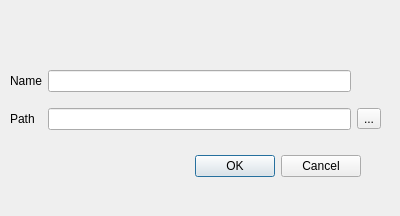
This is rosem/project.ui in fmi-basel/RosEM as Qt 5 draws it before an edit. The edited form follows.
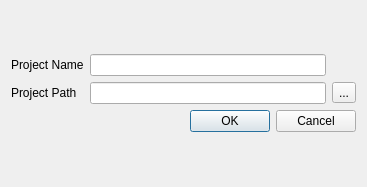
This is the edited form.

Patch:
```diff
--- a/rosem/project.ui
+++ b/rosem/project.ui
@@ -6,56 +6,22 @@
    <rect>
     <x>0</x>
     <y>0</y>
-    <width>400</width>
-    <height>216</height>
+    <width>367</width>
+    <height>187</height>
    </rect>
   </property>
   <property name="windowTitle">
    <string>Project</string>
   </property>
-  <widget class="QDialogButtonBox" name="buttonBox">
-   <property name="geometry">
-    <rect>
-     <x>20</x>
-     <y>150</y>
-     <width>341</width>
-     <height>32</height>
-    </rect>
-   </property>
-   <property name="orientation">
-    <enum>Qt::Horizontal</enum>
-   </property>
-   <property name="standardButtons">
-    <set>QDialogButtonBox::Cancel|QDialogButtonBox::Ok</set>
-   </property>
-  </widget>
-  <widget class="QWidget" name="gridLayoutWidget">
-   <property name="geometry">
-    <rect>
-     <x>10</x>
-     <y>60</y>
-     <width>371</width>
-     <height>80</height>
-    </rect>
-   </property>
+  <layout class="QVBoxLayout" name="verticalLayout_2">
+   <item>
+    <layout class="QVBoxLayout" name="verticalLayout">
+     <item>
    <layout class="QGridLayout" name="gridLayout">
     <item row="0" column="0">
      <widget class="QLabel" name="label">
       <property name="text">
-       <string>Name</string>
-      </property>
-     </widget>
-    </item>
-    <item row="1" column="1">
-     <widget class="QLineEdit" name="lei_project_path"/>
-    </item>
-    <item row="0" column="1">
-     <widget class="QLineEdit" name="lei_project_name"/>
-    </item>
-    <item row="1" column="0">
-     <widget class="QLabel" name="label_2">
-      <property name="text">
-       <string>Path</string>
+          <string>Project Name</string>
       </property>
      </widget>
     </item>
@@ -66,8 +32,34 @@
       </property>
      </widget>
     </item>
-   </layout>
-  </widget>
+       <item row="1" column="0">
+        <widget class="QLabel" name="label_2">
+         <property name="text">
+          <string>Project Path</string>
+         </property>
+        </widget>
+       </item>
+       <item row="0" column="1">
+        <widget class="QLineEdit" name="lei_project_name"/>
+       </item>
+       <item row="1" column="1">
+        <widget class="QLineEdit" name="lei_project_path"/>
+       </item>
+      </layout>
+     </item>
+     <item>
+      <widget class="QDialogButtonBox" name="buttonBox">
+       <property name="orientation">
+        <enum>Qt::Horizontal</enum>
+       </property>
+       <property name="standardButtons">
+        <set>QDialogButtonBox::Cancel|QDialogButtonBox::Ok</set>
+       </property>
+      </widget>
+     </item>
+    </layout>
+   </item>
+  </layout>
  </widget>
  <resources/>
  <connections>
```
Lines whose indentation alone changed are shown as unchanged.
